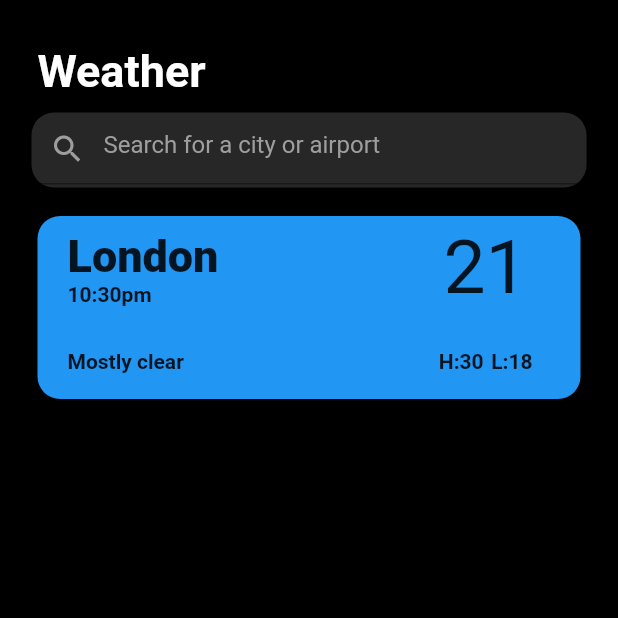
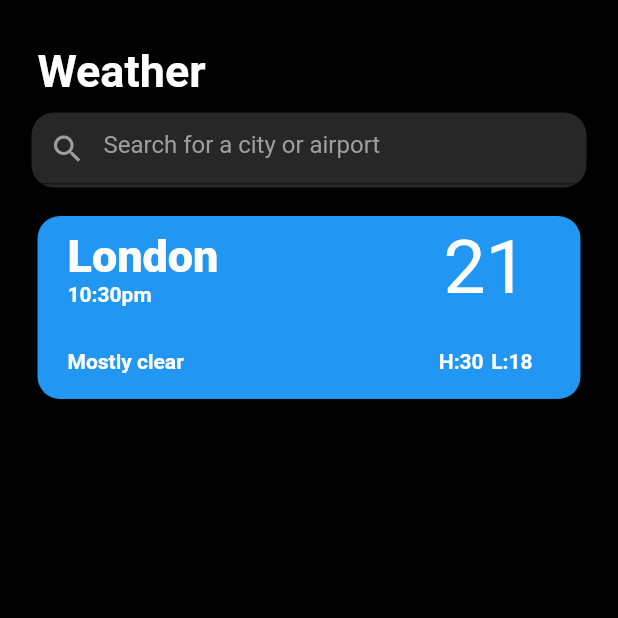
Before and after one commit to juman-m/HW-2, a Flutter app: the screen it shows after launch, on a phone screen of 412 x 824 dp, the top half of it. Run offline on Flutter 3.47's test engine with Material 2 defaults, Android fonts, the light colour scheme and no system bars.

Commit message:
color edit

```diff
--- a/weathet_app/lib/widgets/cards.dart
+++ b/weathet_app/lib/widgets/cards.dart
@@ -37,11 +37,14 @@ class CardsWeather extends StatelessWidget {
                         Text(
                           "London",
                           style: TextStyle(
-                              fontSize: 30, fontWeight: FontWeight.w900),
+                              fontSize: 30,
+                              fontWeight: FontWeight.w900,
+                              color: Colors.white),
                         ),
                         Text(
                           "10:30pm",
-                          style: TextStyle(fontWeight: FontWeight.w700),
+                          style: TextStyle(
+                              fontWeight: FontWeight.w700, color: Colors.white),
                         ),
                       ],
                     ),
@@ -50,7 +53,7 @@ class CardsWeather extends StatelessWidget {
                     ),
                     Text(
                       "21",
-                      style: TextStyle(fontSize: 50),
+                      style: TextStyle(fontSize: 50, color: Colors.white),
                     ),
                   ],
                 ),
@@ -60,15 +63,20 @@ class CardsWeather extends StatelessWidget {
                 Row(
                   children: [
                     Text("Mostly clear",
-                        style: TextStyle(fontWeight: FontWeight.w700)),
+                        style: TextStyle(
+                            fontWeight: FontWeight.w700, color: Colors.white)),
                     SizedBox(
                       width: 170,
                     ),
-                    Text("H:30", style: TextStyle(fontWeight: FontWeight.w700)),
+                    Text("H:30",
+                        style: TextStyle(
+                            fontWeight: FontWeight.w700, color: Colors.white)),
                     SizedBox(
                       width: 5,
                     ),
-                    Text("L:18", style: TextStyle(fontWeight: FontWeight.w700)),
+                    Text("L:18",
+                        style: TextStyle(
+                            fontWeight: FontWeight.w700, color: Colors.white)),
                   ],
                 ),
               ],
```
